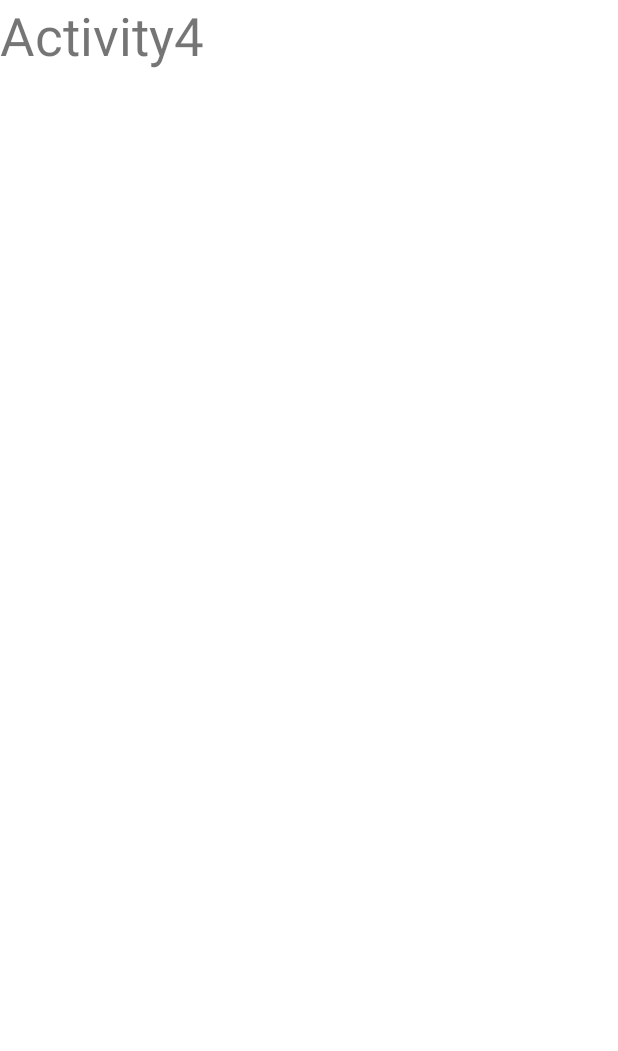
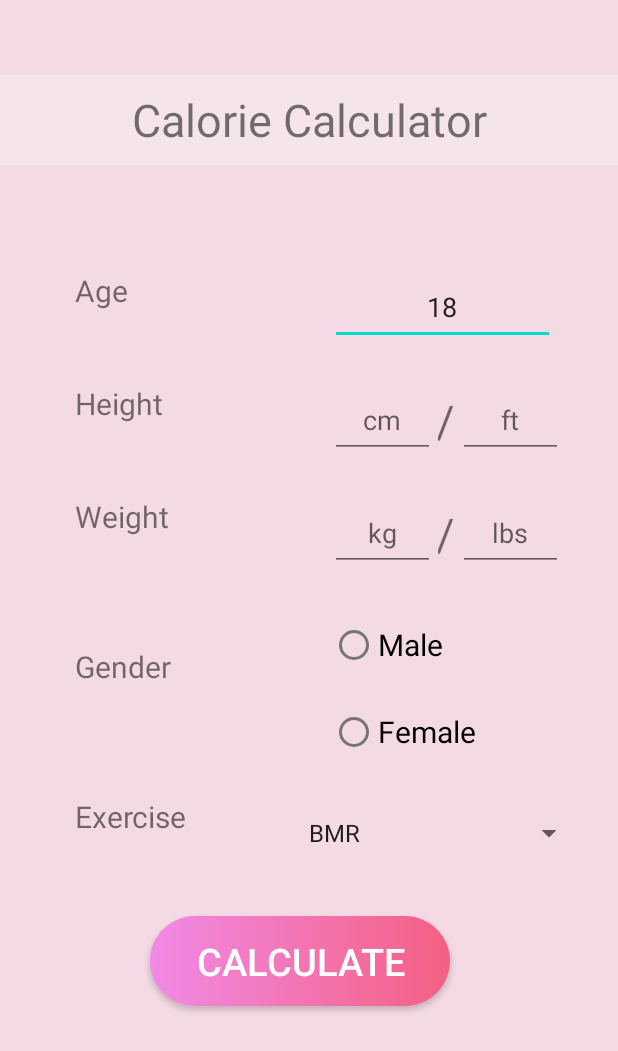
Before and after one commit to dhir4j/LiftoGraphy, an Android app: the Activity4 screen opened directly, with no data from a screen before it, on a phone screen of 412 x 824 dp. Shown: the top 1051 px of the screen. Run offline under Robolectric (Android 15) with nearby library versions, the phone set to English and light mode, and no system bars.

Commit message:
Added custom buttons & Updated Activity 4 (Tools)

```diff
--- a/app/src/main/java/com/example/gymbuddy/Activity4.java
+++ b/app/src/main/java/com/example/gymbuddy/Activity4.java
@@ -2,13 +2,50 @@ package com.example.gymbuddy;
 
 import androidx.appcompat.app.AppCompatActivity;
 
+import android.annotation.SuppressLint;
 import android.os.Bundle;
+import android.widget.*;
 
 public class Activity4 extends AppCompatActivity {
 
+    @SuppressLint("SetTextI18n")
     @Override
     protected void onCreate(Bundle savedInstanceState) {
         super.onCreate(savedInstanceState);
         setContentView(R.layout.activity_4);
+
+        TextView txt1 = findViewById(R.id.txtCC);
+        TextView txtAge = findViewById(R.id.txtAge);
+        TextView txtHeight = findViewById(R.id.txtHeight);
+        TextView txtWeight = findViewById(R.id.txtWeight);
+        TextView txtGender = findViewById(R.id.txtGender);
+        TextView txtExercise = findViewById(R.id.txtExercise);
+        Spinner inpExercise = (Spinner) findViewById(R.id.inpExercise);
+        Button calCalorie = findViewById(R.id.calCalorie);
+
+
+        txt1.setText("Calorie Calculator");
+        txt1.setTextSize(30);
+
+        txtAge.setText("Age");
+        txtAge.setTextSize(20);
+
+        txtHeight.setText("Height");
+        txtHeight.setTextSize(20);
+
+        txtWeight.setText("Weight");
+        txtWeight.setTextSize(20);
+
+        txtGender.setText("Gender");
+        txtGender.setTextSize(20);
+
+        txtExercise.setText("Exercise");
+        txtExercise.setTextSize(20);
+
+        ArrayAdapter<String> myadapter=new ArrayAdapter<String>(Activity4.this,android.R.layout.simple_list_item_1,getResources().getStringArray(R.array.exerciseSelect));
+        myadapter.setDropDownViewResource(android.R.layout.simple_spinner_dropdown_item);
+        inpExercise.setAdapter(myadapter);
+
+
     }
 }
--- a/app/src/main/java/com/example/gymbuddy/MainActivity.java
+++ b/app/src/main/java/com/example/gymbuddy/MainActivity.java
@@ -43,7 +43,6 @@ public class MainActivity extends AppCompatActivity {
             }
         });
 
-
         btn3 = (Button) findViewById(R.id.btn3);
         btn3.setText("Diet");
         btn3.setTextColor(Color.WHITE);
@@ -68,7 +67,6 @@ public class MainActivity extends AppCompatActivity {
 
     }
 
-
     public void openActivity1(){
         Intent intent1 = new Intent(this, Activity1.class);
         startActivity(intent1);
--- /dev/null
+++ b/app/src/main/res/drawable/custom_button1.xml
@@ -0,0 +1,8 @@
+<?xml version="1.0" encoding="utf-8"?>
+<shape xmlns:android="http://schemas.android.com/apk/res/android" android:shape="rectangle">
+    <gradient
+        android:startColor="#F18AE5"
+        android:endColor="#F46082"
+        android:type="linear"/>
+    <corners android:radius="30dp"/>
+</shape>
--- /dev/null
+++ b/app/src/main/res/drawable/custom_button2.xml
@@ -0,0 +1,8 @@
+<?xml version="1.0" encoding="utf-8"?>
+<shape xmlns:android="http://schemas.android.com/apk/res/android" android:shape="rectangle">
+    <stroke
+        android:color="#9699D3"
+        android:width="2dp"/>
+    <corners
+        android:radius="50dp"/>
+</shape>
--- a/app/src/main/res/layout/activity_4.xml
+++ b/app/src/main/res/layout/activity_4.xml
@@ -4,12 +4,182 @@
     xmlns:tools="http://schemas.android.com/tools"
     android:layout_width="match_parent"
     android:layout_height="match_parent"
-    tools:context=".Activity4">
+    tools:context=".Activity4"
+    android:background="#F3DAE4">
 
     <TextView
-        android:layout_width="172dp"
-        android:layout_height="138dp"
-        android:text="Activity4"
-        android:textSize="35sp" />
+        android:id="@+id/txtCC"
+        android:layout_width="match_parent"
+        android:layout_height="60dp"
+        android:layout_marginTop="50dp"
+        android:background="#40ffffff"
+        android:gravity="center" />
+
+    <TextView
+        android:id="@+id/txtAge"
+        android:layout_width="175dp"
+        android:layout_height="50dp"
+        android:layout_below="@+id/txtCC"
+        android:layout_marginStart="20dp"
+        android:layout_marginTop="70dp"
+        android:paddingStart="30dp" />
+
+    <EditText
+        android:id="@+id/inpAge"
+        android:layout_width="150dp"
+        android:layout_height="50dp"
+        android:layout_below="@+id/txtCC"
+        android:layout_marginStart="220dp"
+        android:layout_marginTop="70dp"
+        android:gravity="center"
+        android:inputType="numberDecimal"
+        android:text="18" />
+
+    <TextView
+        android:id="@+id/txtHeight"
+        android:layout_width="175dp"
+        android:layout_height="50dp"
+        android:layout_below="@+id/txtAge"
+        android:layout_marginStart="20dp"
+        android:layout_marginTop="25dp"
+        android:paddingStart="30dp" />
+
+    <EditText
+        android:id="@+id/inpHeightCM"
+        android:layout_width="70dp"
+        android:layout_height="50dp"
+        android:layout_below="@+id/txtAge"
+        android:layout_marginStart="220dp"
+        android:layout_marginTop="25dp"
+        android:gravity="center"
+        android:hint="cm"
+        android:inputType="numberDecimal" />
+
+    <TextView
+        android:id="@+id/txtSlash1"
+        android:layout_width="10dp"
+        android:layout_height="50dp"
+        android:layout_below="@+id/txtAge"
+        android:layout_marginStart="292dp"
+        android:layout_marginTop="25dp"
+        android:gravity="center"
+        android:text="/"
+        android:textSize="30dp" />
+
+    <EditText
+        android:id="@+id/inpHeightFT"
+        android:layout_width="70dp"
+        android:layout_height="50dp"
+        android:layout_below="@+id/txtAge"
+        android:layout_marginStart="305dp"
+        android:layout_marginTop="25dp"
+        android:gravity="center"
+        android:hint="ft"
+        android:inputType="numberDecimal" />
+
+    <TextView
+        android:id="@+id/txtWeight"
+        android:layout_width="175dp"
+        android:layout_height="50dp"
+        android:layout_below="@+id/txtHeight"
+        android:layout_marginStart="20dp"
+        android:layout_marginTop="25dp"
+        android:paddingStart="30dp" />
+
+    <EditText
+        android:id="@+id/inpWeightKG"
+        android:layout_width="70dp"
+        android:layout_height="50dp"
+        android:layout_below="@+id/txtHeight"
+        android:layout_marginStart="220dp"
+        android:layout_marginTop="25dp"
+        android:gravity="center"
+        android:hint="kg"
+        android:inputType="numberDecimal" />
+
+    <TextView
+        android:id="@+id/txtSlash2"
+        android:layout_width="10dp"
+        android:layout_height="50dp"
+        android:layout_below="@+id/txtHeight"
+        android:layout_marginStart="292dp"
+        android:layout_marginTop="25dp"
+        android:gravity="center"
+        android:text="/"
+        android:textSize="30dp" />
+
+    <EditText
+        android:id="@+id/inpWeightLBS"
+        android:layout_width="70dp"
+        android:layout_height="50dp"
+        android:layout_below="@+id/txtHeight"
+        android:layout_marginStart="305dp"
+        android:layout_marginTop="25dp"
+        android:gravity="center"
+        android:hint="lbs"
+        android:inputType="numberDecimal" />
+
+    <TextView
+        android:id="@+id/txtGender"
+        android:layout_width="175dp"
+        android:layout_height="50dp"
+        android:layout_below="@+id/txtWeight"
+        android:layout_marginStart="20dp"
+        android:layout_marginTop="50dp"
+        android:paddingStart="30dp" />
+
+    <RadioGroup
+        android:layout_below="@id/txtWeight"
+        android:layout_marginTop="25dp"
+        android:layout_marginStart="220dp"
+        android:layout_width="wrap_content"
+        android:layout_height="wrap_content">
+        <RadioButton
+            android:id="@+id/inpMale"
+            android:layout_width="150dp"
+            android:layout_height="wrap_content"
+            android:text="Male"
+            android:textSize="20dp"/>
+
+        <RadioButton
+            android:layout_marginTop="10dp"
+            android:id="@+id/inpFemale"
+            android:layout_width="150dp"
+            android:layout_height="wrap_content"
+            android:text="Female"
+            android:textSize="20dp"/>
+    </RadioGroup>
+
+    <TextView
+        android:id="@+id/txtExercise"
+        android:layout_width="150dp"
+        android:layout_height="50dp"
+        android:layout_below="@+id/txtGender"
+        android:layout_marginStart="20dp"
+        android:layout_marginTop="50dp"
+        android:paddingStart="30dp" />
+
+    <Spinner
+        android:id="@+id/inpExercise"
+        android:layout_width="200dp"
+        android:layout_height="50dp"
+        android:layout_below="@+id/txtGender"
+        android:layout_marginStart="190dp"
+        android:layout_marginTop="50dp"
+        android:spinnerMode="dropdown"
+        tools:ignore="SpeakableTextPresentCheck" />
+
+    <android.widget.Button
+        android:id="@+id/calCalorie"
+        android:layout_width="200dp"
+        android:layout_height="60dp"
+        android:layout_below="@id/txtExercise"
+        android:layout_marginStart="100dp"
+        android:layout_marginTop="30dp"
+        android:background="@drawable/custom_button1"
+        android:text="Calculate"
+        android:textColor="#ffff"
+        android:textSize="25dp" />
+
 
 </RelativeLayout>
--- a/app/src/main/res/layout/activity_main.xml
+++ b/app/src/main/res/layout/activity_main.xml
@@ -3,6 +3,7 @@
     xmlns:tools="http://schemas.android.com/tools"
     android:layout_width="match_parent"
     android:layout_height="match_parent"
+    xmlns:app="http://schemas.android.com/apk/res-auto"
     tools:context=".MainActivity"
     android:background="@drawable/background"
     android:id="@+id/layout1">
@@ -16,17 +17,18 @@
         android:contentDescription="@string/content_description_gym_buddy"
         android:gravity="center" />
 
-    <Button
+    <android.widget.Button
         android:id="@+id/btn1"
-        android:layout_width="290dp"
+        android:layout_width="281dp"
         android:layout_height="70dp"
         android:layout_below="@id/txt1"
         android:layout_marginStart="50dp"
         android:layout_marginTop="70dp"
-        android:backgroundTint="#05384B"
-        android:contentDescription="@string/content_description_weekly_routine" />
+        android:background="@drawable/custom_button2"
+        android:contentDescription="@string/content_description_weekly_routine"
+        app:backgroundTint="@null" />
 
-    <Button
+    <android.widget.Button
         android:id="@+id/btn2"
         android:layout_below="@id/btn1"
         android:layout_marginTop="30dp"
@@ -34,20 +36,20 @@
         android:layout_height="70dp"
         android:layout_marginStart="50dp"
         android:contentDescription="@string/content_description_exercises"
-        android:backgroundTint="#05384B"/>
+        android:background="@drawable/custom_button2"/>
 
 
-    <Button
+    <android.widget.Button
         android:id="@+id/btn3"
         android:layout_width="290dp"
         android:layout_height="70dp"
         android:layout_below="@id/btn2"
         android:layout_marginTop="30dp"
         android:layout_marginStart="50dp"
-        android:backgroundTint="#05384B"
+        android:background="@drawable/custom_button2"
         android:contentDescription="@string/content_description_diet" />
 
-    <Button
+    <android.widget.Button
         android:id="@+id/btn4"
         android:layout_below="@id/btn3"
         android:layout_marginTop="30dp"
@@ -55,6 +57,6 @@
         android:layout_height="70dp"
         android:layout_marginStart="50dp"
         android:contentDescription="@string/content_description_tools"
-        android:backgroundTint="#05384B"/>
+        android:background="@drawable/custom_button2"/>
 
 </RelativeLayout>
--- a/app/src/main/res/values/strings.xml
+++ b/app/src/main/res/values/strings.xml
@@ -5,4 +5,10 @@
     <string name="content_description_exercises">Exercises</string>
     <string name="content_description_weekly_routine">Weekly Routine</string>
     <string name="content_description_gym_buddy">Gym Buddy</string>
+    <string-array name="exerciseSelect">
+        <item>BMR</item>
+        <item>3–4 times(Week)</item>
+        <item>4–6 times(Week)</item>
+        <item>6-7 times(Week)</item>
+    </string-array>
 </resources>
```
Also changed, not shown: app/src/main/res/drawable/ic_launcher_background.xml (line endings or trailing spaces).
